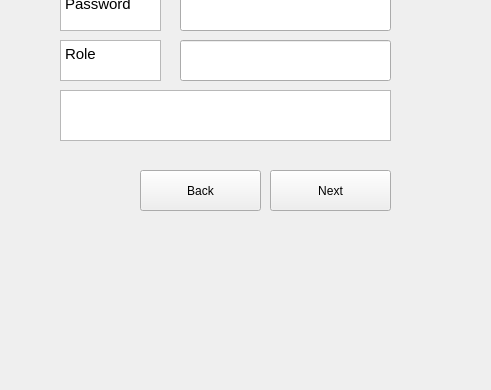
First picture: the form in code/Staging_Environment/Recovered/Staging_Environment_Recorverd/registration_window.ui, repository muazzamaqeel/Software-Project-CTS-5, before the edit; both pictures show x 0 to 491 and y 330 to 720 of the 1280 by 720 pixel window.
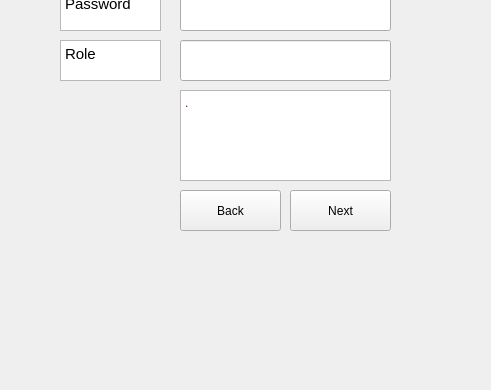
Second picture: the form after the edit.

Diff of the .ui file:
```diff
--- a/code/Staging_Environment/Recovered/Staging_Environment_Recorverd/registration_window.ui
+++ b/code/Staging_Environment/Recovered/Staging_Environment_Recorverd/registration_window.ui
@@ -202,9 +202,9 @@
    <widget class="QPushButton" name="back">
     <property name="geometry">
      <rect>
-      <x>140</x>
-      <y>500</y>
-      <width>121</width>
+      <x>180</x>
+      <y>520</y>
+      <width>101</width>
       <height>41</height>
      </rect>
     </property>
@@ -215,9 +215,9 @@
    <widget class="QPushButton" name="next">
     <property name="geometry">
      <rect>
-      <x>270</x>
-      <y>500</y>
-      <width>121</width>
+      <x>290</x>
+      <y>520</y>
+      <width>101</width>
       <height>41</height>
      </rect>
     </property>
@@ -228,10 +228,10 @@
    <widget class="QTextBrowser" name="display_error">
     <property name="geometry">
      <rect>
-      <x>60</x>
+      <x>180</x>
       <y>420</y>
-      <width>331</width>
-      <height>51</height>
+      <width>211</width>
+      <height>91</height>
      </rect>
     </property>
     <property name="html">
@@ -242,7 +242,7 @@
 li.unchecked::marker { content: &quot;\2610&quot;; }
 li.checked::marker { content: &quot;\2612&quot;; }
 &lt;/style&gt;&lt;/head&gt;&lt;body style=&quot; font-family:'Segoe UI'; font-size:9pt; font-weight:400; font-style:normal;&quot;&gt;
-&lt;p style=&quot; margin-top:0px; margin-bottom:0px; margin-left:0px; margin-right:0px; -qt-block-indent:0; text-indent:0px;&quot;&gt;&lt;span style=&quot; font-size:10pt;&quot;&gt;    &lt;/span&gt;&lt;/p&gt;
+&lt;p style=&quot; margin-top:0px; margin-bottom:0px; margin-left:0px; margin-right:0px; -qt-block-indent:0; text-indent:0px;&quot;&gt;&lt;span style=&quot; color:#aa0000;&quot;&gt;.&lt;/span&gt;&lt;span style=&quot; font-size:10pt;&quot;&gt;    &lt;/span&gt;&lt;/p&gt;
 &lt;p style=&quot;-qt-paragraph-type:empty; margin-top:0px; margin-bottom:0px; margin-left:0px; margin-right:0px; -qt-block-indent:0; text-indent:0px; font-size:10pt;&quot;&gt;&lt;br /&gt;&lt;/p&gt;&lt;/body&gt;&lt;/html&gt;</string>
     </property>
    </widget>
```
